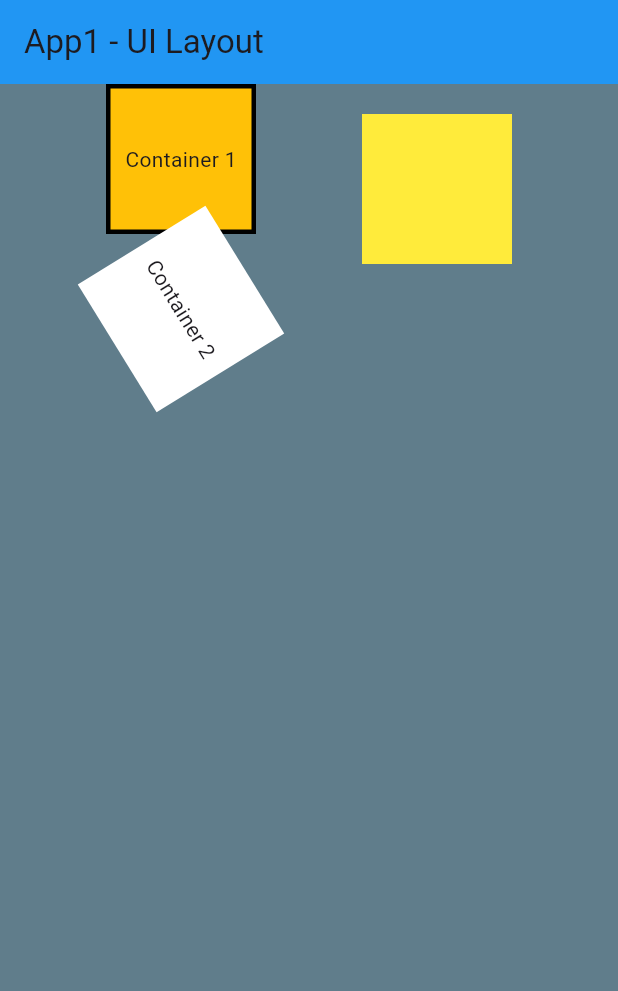
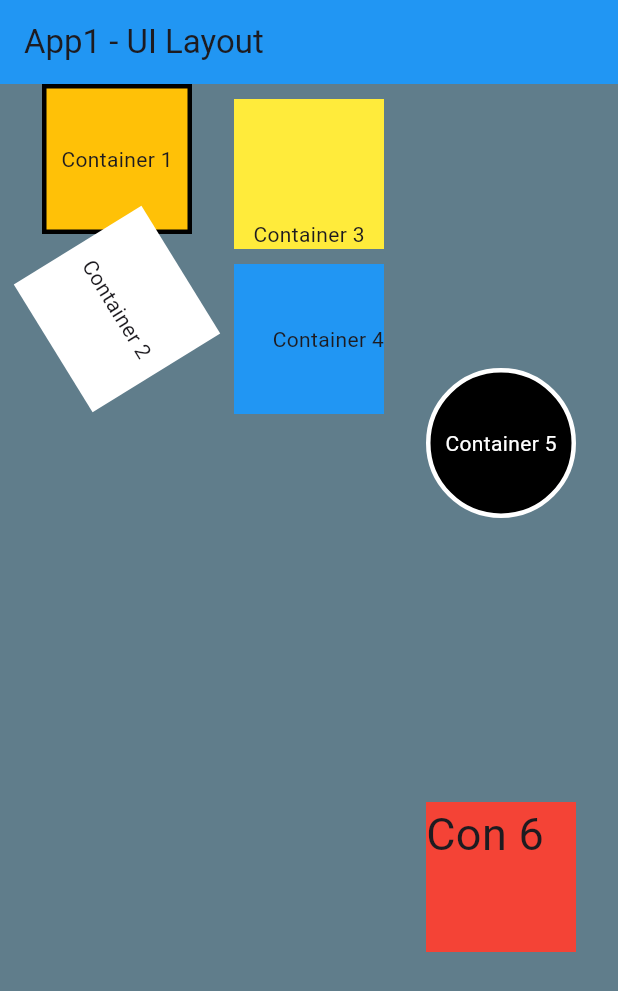
Before and after one commit to thaile27/DMIT2504-tle67, a Flutter app: the screen it shows after launch, on a phone screen of 412 x 824 dp. Shown: the top 991 px of the screen. Run offline on Flutter 3.47's test engine with Material 3 defaults, Android fonts, the light colour scheme and no system bars.

Commit message:
continued working on assignment 1

```diff
--- a/assignments/assignment01/lib/main.dart
+++ b/assignments/assignment01/lib/main.dart
@@ -1,4 +1,4 @@
-// ignore_for_file: use_key_in_widget_constructors, todo
+// ignore_for_file: use_key_in_widget_constructors, todo, sized_box_for_whitespace
 
 import 'package:flutter/material.dart';
 
@@ -57,24 +57,59 @@ class MyApp extends StatelessWidget {
             ),
             Column(
               children: [
+                Padding(
+                  padding: const EdgeInsets.only(top: 10.0),
+                  child: Container(
+                    height: 100,
+                    width: 100,
+                    decoration: const BoxDecoration(color: Colors.yellow),
+                    child: const Align(
+                      alignment: Alignment.bottomCenter,
+                      child: Text('Container 3'),
+                    ),
+                  ),
+                ),
+                Padding(
+                  padding: const EdgeInsets.only(top: 10.0),
+                  child: Container(
+                    height: 100,
+                    width: 100,
+                    decoration: const BoxDecoration(color: Colors.blue),
+                    child: const Align(
+                      alignment: Alignment.centerRight,
+                      child: Text('Container 4'),
+                    ),
+                  ),
+                )
+              ],
+            ),
+            Column(
+              mainAxisAlignment: MainAxisAlignment.spaceEvenly,
+              children: [
                 Container(
                     width: 100,
                     height: 100,
-                    color: Colors.yellow,
-                    margin: const EdgeInsets.only(top: 20),
-                    padding: const EdgeInsets.only(top: 250.0),
-                    child: const Align(
-                      alignment: Alignment.bottomCenter,
-                      child: Text("Container 3"),
+                    decoration: BoxDecoration(
+                        shape: BoxShape.circle,
+                        color: Colors.black,
+                        border: Border.all(color: Colors.white, width: 3)),
+                    child: const Center(
+                      child: Text("Container 5",
+                          style: TextStyle(color: Colors.white)),
                     )),
-                // Container(
-                //     width: 100,
-                //     padding: const EdgeInsets.fromLTRB(0, 250, 0, 0),
-                //     color: Colors.blue,
-                //     child: const Align(
-                //       alignment: Alignment.topCenter,
-                //       child: Text("Container 4"),
-                //     )),
+                Container(
+                  height: 100,
+                  width: 100,
+                  decoration: const BoxDecoration(
+                      shape: BoxShape.rectangle, color: Colors.red),
+                  child: const Align(
+                    alignment: Alignment.topLeft,
+                    child: Text(
+                      "Con 6",
+                      style: TextStyle(fontSize: 30),
+                    ),
+                  ),
+                )
               ],
             )
           ],
```
